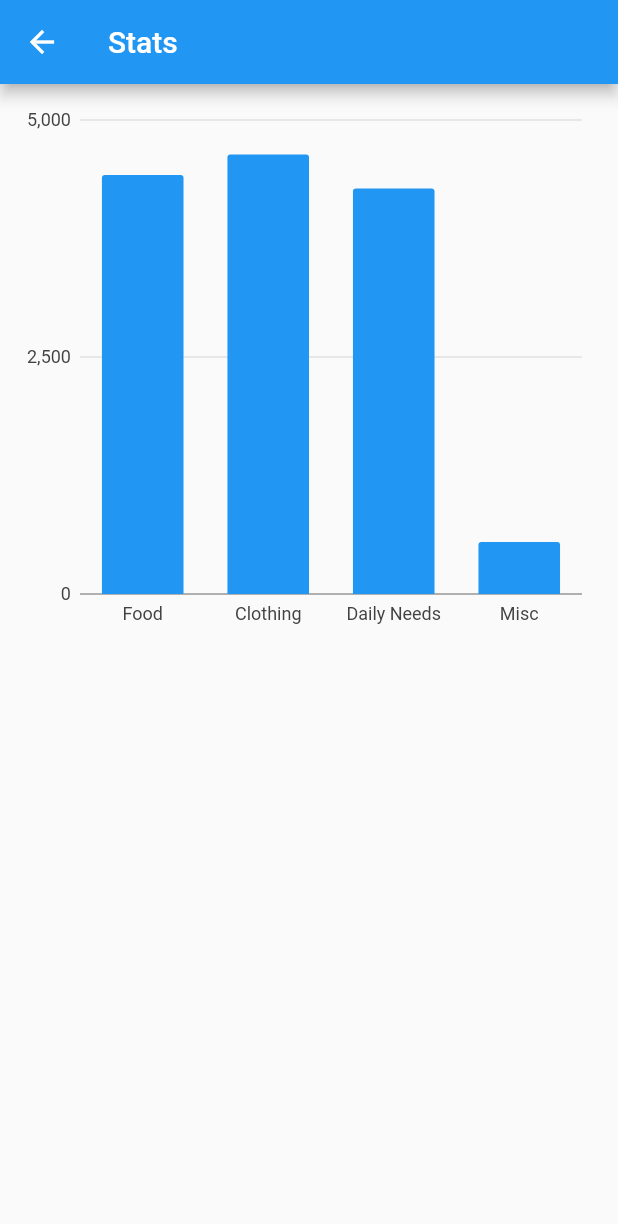
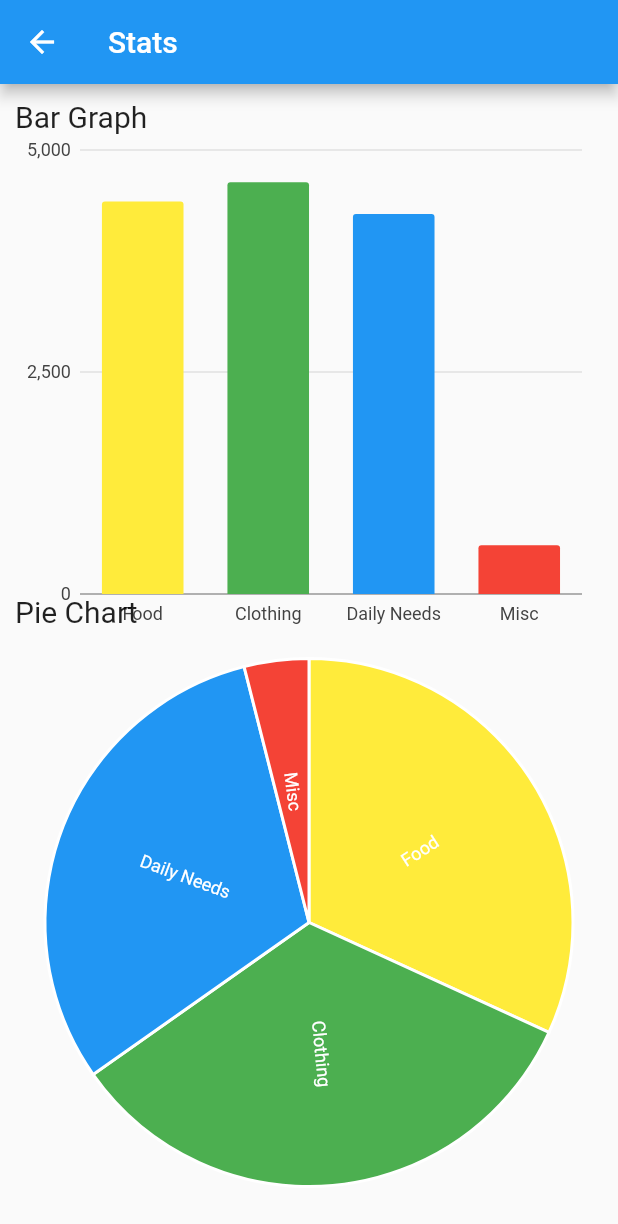
Before and after one commit to pranjal0207/personal_finance_management_app, a Flutter app: the screen it shows after launch, item 3 of the bottom bar chosen, on a phone screen of 412 x 824 dp. Shown: the top 1224 px of the screen. Run offline on Flutter 3.47's test engine with Material 2 defaults, Android fonts, the phone set to English and light mode, and no system bars; our stand-ins replace charts_flutter, flutter_bloc, sqflite; accounts and stored records are empty.

Commit message:
Stats page updated

```diff
--- a/lib/stats.dart
+++ b/lib/stats.dart
@@ -16,10 +16,10 @@ class StatState extends State<Stats> {
     final random = Random();
 
     final StatData = [
-      Stat('Food', random.nextInt(5000)),
-      Stat('Clothing', random.nextInt(5000)),
-      Stat('Daily Needs', random.nextInt(5000)),
-      Stat('Misc', random.nextInt(5000)),
+      Stat('Food', random.nextInt(5000), charts.MaterialPalette.yellow.shadeDefault),
+      Stat('Clothing', random.nextInt(5000), charts.MaterialPalette.green.shadeDefault),
+      Stat('Daily Needs', random.nextInt(5000), charts.MaterialPalette.blue.shadeDefault),
+      Stat('Misc', random.nextInt(5000), charts.MaterialPalette.red.shadeDefault),
     ];
 
     /*final tabletStatData = [
@@ -43,10 +43,18 @@ class StatState extends State<Stats> {
         id: 'Stat',
         domainFn: (Stat amount, _) => amount.category,
         measureFn: (Stat amount, _) => amount.amount,
+        colorFn: (Stat amount, _) => amount.color,
         data: StatData,
-        fillColorFn: (Stat amount, _) {
-          return charts.MaterialPalette.blue.shadeDefault;
-        },
+        /*fillColorFn: (Stat amount, _) {
+          if (amount.category == 'Food'){
+          return charts.MaterialPalette.yellow.shadeDefault;}
+          if (amount.category == 'Clothing'){
+          return charts.MaterialPalette.green.shadeDefault;}
+          if (amount.category == 'Daily Needs'){
+          return charts.MaterialPalette.blue.shadeDefault;}
+          if (amount.category == 'Misc'){
+          return charts.MaterialPalette.red.shadeDefault;}
+        },*/
       )/*,
       charts.Series<Stat, String>(
         id: 'Stat',
@@ -74,15 +82,15 @@ class StatState extends State<Stats> {
       seriesList,
       animate: true,
       vertical: true,
-      /*barGroupingType: charts.BarGroupingType.grouped,
-      defaultRenderer: charts.BarRendererConfig(
-        groupingType: charts.BarGroupingType.grouped,
-        strokeWidthPx: 1.0,
-      ),
-      domainAxis: charts.OrdinalAxisSpec(
-        renderSpec: charts.NoneRenderSpec(),
-      ),*/
     );
+  }
+
+  pieChart() {
+    return charts.PieChart(
+      seriesList,
+      animate: true,
+      defaultRenderer: charts.ArcRendererConfig(
+         arcRendererDecorators: [charts.ArcLabelDecorator()]));
   }
 
   @override
@@ -93,20 +101,55 @@ class StatState extends State<Stats> {
 
   @override
   Widget build(BuildContext context) {
-    print("Building entire filter list scaffold");
+    print("Building bar graph");
     return Scaffold(
       appBar: AppBar(title : Text("Stats"),),
       body : Container(
-        padding: EdgeInsets.only(top : 10.0, left: 10.0, right :10.0, bottom : 400.0),
-        child: barChart(),
+        child: Stack(
+          children: <Widget>[
+            Container(
+              child: Text("Bar Graph",
+              style: TextStyle(fontSize: 20),
+              ),
+              padding: EdgeInsets.only(top: 10.0, left: 10.0),
+            ),
+            Container(
+              child: barChart(),
+              padding: EdgeInsets.only(top : 30.0, left: 10.0, right :10.0, bottom : 400.0),
+            ),
+            Container(
+              child: Text("Pie Chart",
+              style: TextStyle(fontSize: 20),
+              ),
+              padding: EdgeInsets.only(top: 340.0, left: 10.0),
+            ),
+            Container(
+              child: pieChart(),
+              padding: EdgeInsets.only(top : 350.0, left: 10.0, right : 10.0),
+            ),
+          ],
+        ),
         ),
     );
   }
+
+  /*@override
+  Widget buildpie(BuildContext context) {
+    print("Building bar graph");
+    return Scaffold(
+      appBar: AppBar(title : Text("Stats"),),
+      body : Container(
+        padding: EdgeInsets.only(top : 500.0, left: 10.0, right :10.0, bottom : 10.0),
+        child: pieChart(),
+        ),
+    );
+  }*/
 }
 
 class Stat {
   final String category;
   final int amount;
+  final charts.Color color;
 
-  Stat(this.category, this.amount);
+  Stat(this.category, this.amount, this.color);
 }
```
